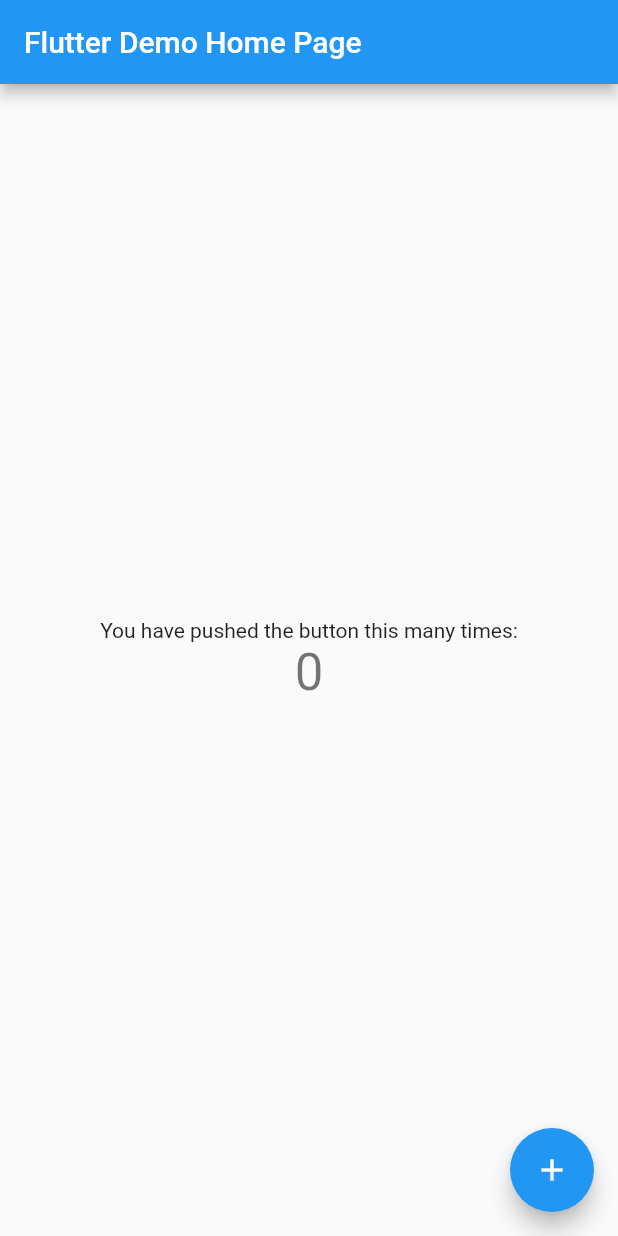
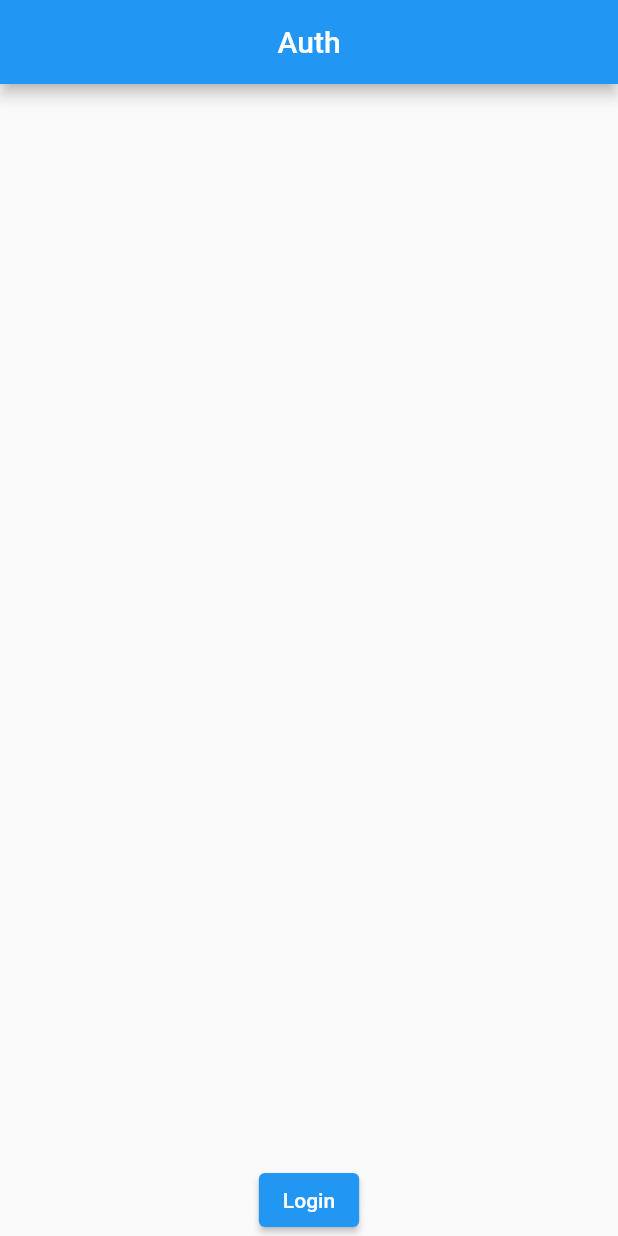
Before and after one commit to dangngocduc/agiletech_sample, a Flutter app: the screen it shows after launch, on a phone screen of 412 x 824 dp. Run offline on Flutter 3.47's test engine with Material 2 defaults, Android fonts, the phone set to English and light mode, and no system bars; our stand-ins replace dio; generated files the repository leaves out were written again.

Commit message:
first code

```diff
--- /dev/null
+++ b/lesson/auth_nav/lib/application.dart
@@ -0,0 +1,20 @@
+import 'dart:developer' as developer;
+import 'package:flutter/material.dart';
+import 'package:auth_nav/pages/auth/auth.dart';
+class Application extends StatefulWidget {
+  static const ROUTE_NAME = 'Application';
+
+  @override
+  _ApplicationState createState() => _ApplicationState();
+}
+
+class _ApplicationState extends State<Application> {
+  static const TAG = 'Application';
+
+  @override
+  Widget build(BuildContext context) {
+    return MaterialApp(
+      home: Auth(),
+    );
+  }
+}
--- a/lesson/auth_nav/lib/main.dart
+++ b/lesson/auth_nav/lib/main.dart
@@ -1,113 +1,6 @@
 import 'package:flutter/material.dart';
+import 'package:auth_nav/application.dart';
 
 void main() {
-  runApp(MyApp());
+  runApp(Application());
 }
-
-class MyApp extends StatelessWidget {
-  // This widget is the root of your application.
-  @override
-  Widget build(BuildContext context) {
-    return MaterialApp(
-      title: 'Flutter Demo',
-      theme: ThemeData(
-        // This is the theme of your application.
-        //
-        // Try running your application with "flutter run". You'll see the
-        // application has a blue toolbar. Then, without quitting the app, try
-        // changing the primarySwatch below to Colors.green and then invoke
-        // "hot reload" (press "r" in the console where you ran "flutter run",
-        // or simply save your changes to "hot reload" in a Flutter IDE).
-        // Notice that the counter didn't reset back to zero; the application
-        // is not restarted.
-        primarySwatch: Colors.blue,
-      ),
-      home: MyHomePage(title: 'Flutter Demo Home Page'),
-    );
-  }
-}
-
-class MyHomePage extends StatefulWidget {
-  MyHomePage({Key key, this.title}) : super(key: key);
-
-  // This widget is the home page of your application. It is stateful, meaning
-  // that it has a State object (defined below) that contains fields that affect
-  // how it looks.
-
-  // This class is the configuration for the state. It holds the values (in this
-  // case the title) provided by the parent (in this case the App widget) and
-  // used by the build method of the State. Fields in a Widget subclass are
-  // always marked "final".
-
-  final String title;
-
-  @override
-  _MyHomePageState createState() => _MyHomePageState();
-}
-
-class _MyHomePageState extends State<MyHomePage> {
-  int _counter = 0;
-
-  void _incrementCounter() {
-    setState(() {
-      // This call to setState tells the Flutter framework that something has
-      // changed in this State, which causes it to rerun the build method below
-      // so that the display can reflect the updated values. If we changed
-      // _counter without calling setState(), then the build method would not be
-      // called again, and so nothing would appear to happen.
-      _counter++;
-    });
-  }
-
-  @override
-  Widget build(BuildContext context) {
-    // This method is rerun every time setState is called, for instance as done
-    // by the _incrementCounter method above.
-    //
-    // The Flutter framework has been optimized to make rerunning build methods
-    // fast, so that you can just rebuild anything that needs updating rather
-    // than having to individually change instances of widgets.
-    return Scaffold(
-      appBar: AppBar(
-        // Here we take the value from the MyHomePage object that was created by
-        // the App.build method, and use it to set our appbar title.
-        title: Text(widget.title),
-      ),
-      body: Center(
-        // Center is a layout widget. It takes a single child and positions it
-        // in the middle of the parent.
-        child: Column(
-          // Column is also a layout widget. It takes a list of children and
-          // arranges them vertically. By default, it sizes itself to fit its
-          // children horizontally, and tries to be as tall as its parent.
-          //
-          // Invoke "debug painting" (press "p" in the console, choose the
-          // "Toggle Debug Paint" action from the Flutter Inspector in Android
-          // Studio, or the "Toggle Debug Paint" command in Visual Studio Code)
-          // to see the wireframe for each widget.
-          //
-          // Column has various properties to control how it sizes itself and
-          // how it positions its children. Here we use mainAxisAlignment to
-          // center the children vertically; the main axis here is the vertical
-          // axis because Columns are vertical (the cross axis would be
-          // horizontal).
-          mainAxisAlignment: MainAxisAlignment.center,
-          children: <Widget>[
-            Text(
-              'You have pushed the button this many times:',
-            ),
-            Text(
-              '$_counter',
-              style: Theme.of(context).textTheme.headline4,
-            ),
-          ],
-        ),
-      ),
-      floatingActionButton: FloatingActionButton(
-        onPressed: _incrementCounter,
-        tooltip: 'Increment',
-        child: Icon(Icons.add),
-      ), // This trailing comma makes auto-formatting nicer for build methods.
-    );
-  }
-}
--- /dev/null
+++ b/lesson/auth_nav/lib/pages/auth/auth.dart
@@ -0,0 +1,34 @@
+import 'dart:developer' as developer;
+import 'package:auth_nav/pages/home/home.dart';
+import 'package:flutter/material.dart';
+
+class Auth extends StatefulWidget {
+  static const ROUTE_NAME = 'Auth';
+
+  @override
+  _AuthState createState() => _AuthState();
+}
+
+class _AuthState extends State<Auth> {
+  static const TAG = 'Auth';
+
+  @override
+  Widget build(BuildContext context) {
+    return Scaffold(
+      appBar: AppBar(
+        centerTitle: true,
+        title: Text("Auth"),
+      ),
+      body: Container(
+        alignment: Alignment.bottomCenter,
+        child: ElevatedButton(
+          onPressed: () {
+            Navigator.push(
+                context, MaterialPageRoute(builder: (context) => Home()));
+          },
+          child: Text("Login"),
+        ),
+      ),
+    );
+  }
+}
```
Also changed, not shown: lesson/auth_nav/lib/pages/home/home.dart (added, +33 -0 lines), 1 other file.
